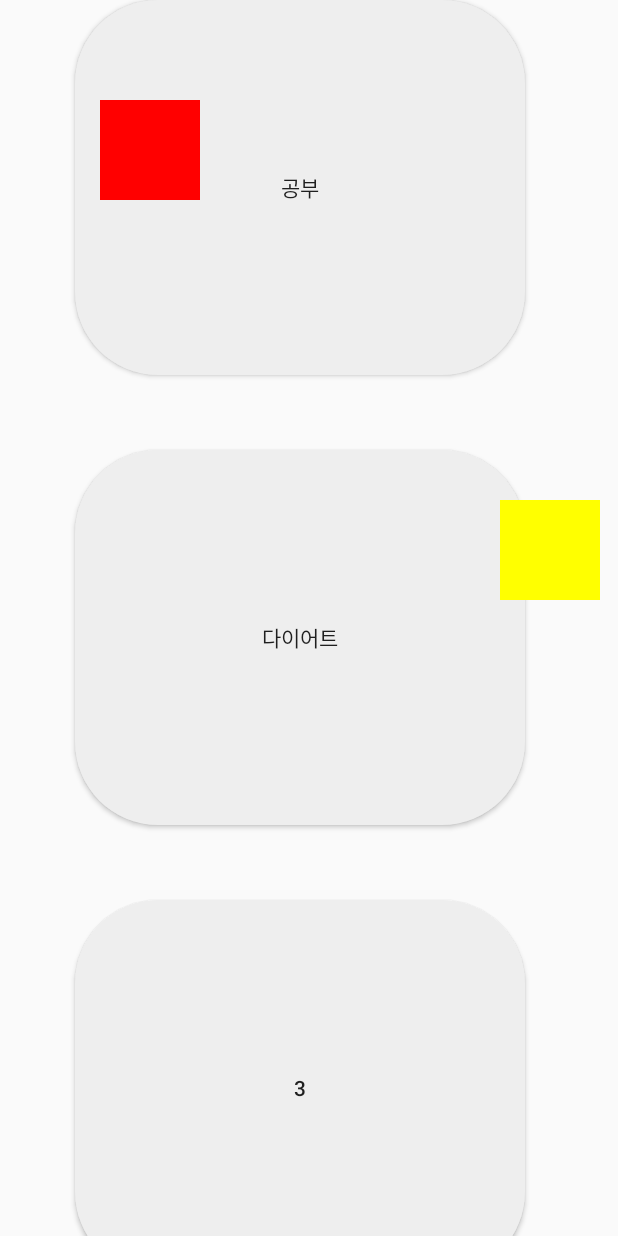
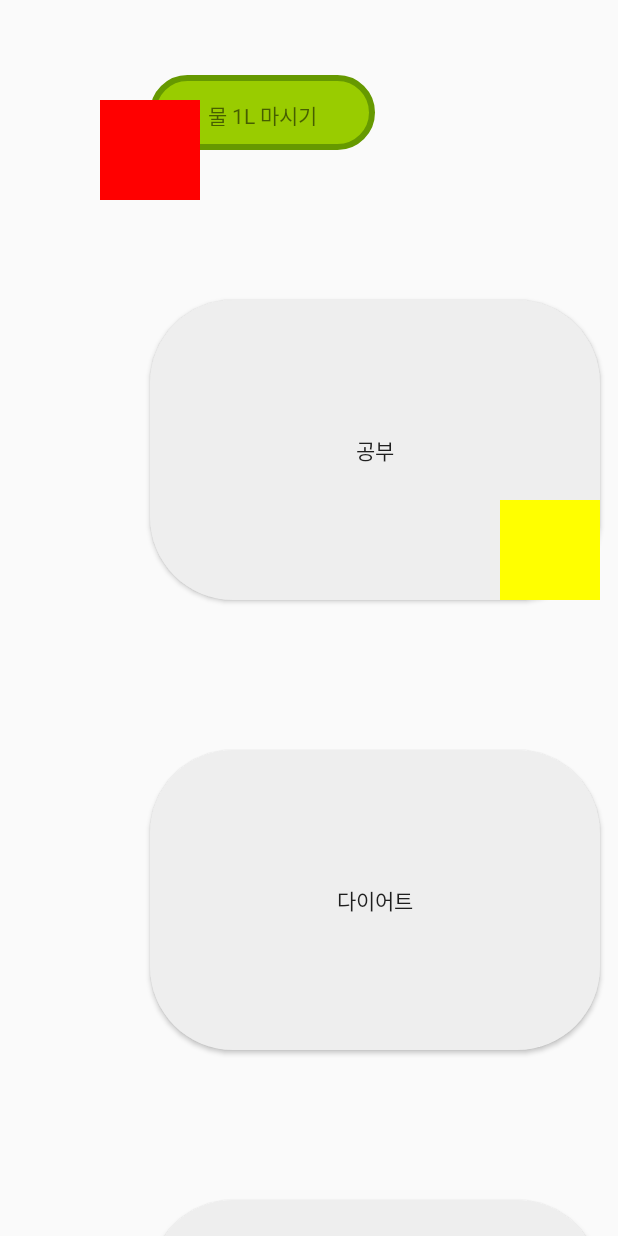
Before and after one commit to kshjaing/Dotive, an Android app: the screen it shows after launch (MainActivity), on a phone screen of 412 x 824 dp. Run offline under Robolectric (Android 15) with nearby library versions, the phone set to English and light mode, and no system bars; Roboto replaces fonts that are not available here; 1 statement that could not run was skipped.

Commit message:
textview를 제목으로 여러 설정 추가
textview를 제목 (ex 물 1L 마시기 )

```diff
--- /dev/null
+++ b/app/src/main/assets/font/font.xml
@@ -0,0 +1,8 @@
+<?xml version="1.0" encoding="utf-8"?>
+<font-family xmlns:android="http://schemas.android.com/apk/res/android">
+
+    <font
+        android:fontStyle="normal"
+        android:fontWeight="400"
+        android:font="@font/katuri" />
+</font-family>
--- a/app/src/main/java/com/example/dotive/MainActivity.java
+++ b/app/src/main/java/com/example/dotive/MainActivity.java
@@ -4,13 +4,16 @@ import androidx.appcompat.app.AppCompatActivity;
 import androidx.core.content.ContextCompat;
 
 import android.content.Intent;
+import android.graphics.Typeface;
 import android.os.Bundle;
 import android.util.TypedValue;
+import android.view.Gravity;
 import android.view.View;
 import android.widget.Button;
 import android.widget.FrameLayout;
 import android.widget.LinearLayout;
 import android.widget.ScrollView;
+import android.widget.TextView;
 
 /* 최종목표가 표시될 곳
 * 편집 버튼 (or + 버튼)을 눌러 최종목표를 만들어 이 페이지에 표시된다.
@@ -37,6 +40,7 @@ public class MainActivity extends AppCompatActivity {
     Button button4;
     Button button5;
     Button button6;
+    TextView textView1;
 
     @Override
     protected void onCreate(Bundle savedInstanceState) {
@@ -73,6 +77,9 @@ public class MainActivity extends AppCompatActivity {
         button5 = new Button(this);
         button6 = new Button(this);
 
+        //버튼위에 제목 (물 1L 마시기 등)
+        textView1 = new TextView(this);
+
         //집합처럼 View를 순서대로 추가중. 마지막에 버튼들.
         //frameLayout에 2개를 추가했다는 점. (이 부분이 버튼과, Paint 를 동시에 보이게 해줌.)
         scrollView1.addView(frameLayout);
@@ -80,6 +87,8 @@ public class MainActivity extends AppCompatActivity {
         frameLayout.addView(view); //이 view는 CustomView.java에서 가져옴.
         linearLayout.addView(scrollView);
         scrollView.addView(linearLayout2);
+
+        linearLayout2.addView(textView1);
 
         linearLayout2.addView(button1);
         linearLayout2.addView(button2);
@@ -89,30 +98,56 @@ public class MainActivity extends AppCompatActivity {
         linearLayout2.addView(button6);
 
 
+
+        //java 코드로 폰트 설정 (xml 에서 fontFamily)
+        Typeface typeface = Typeface.createFromAsset(getAssets(),"font/katuri.ttf");
+        //버튼 명, 버튼 id 설정
+
         button1.setText("공부");
         button1.setId(R.id.btn1);
+        button1.setTypeface(typeface);
 
         button2.setText("다이어트");
         button2.setId(R.id.btn2);
+        button2.setTypeface(typeface);
 
         button3.setText("3");
         button3.setId(R.id.btn3);
+        button3.setTypeface(typeface);
 
         button4.setText("4");
         button4.setId(R.id.btn4);
+        button4.setTypeface(typeface);
 
         button5.setText("5");
         button5.setId(R.id.btn5);
+        button5.setTypeface(typeface);
 
         button6.setText("6");
         button6.setId(R.id.btn6);
+        button6.setTypeface(typeface);
+
+        textView1.setText("물 1L 마시기");
+        textView1.setId(R.id.textView1);
+        textView1.setTypeface(typeface);
 
         //이렇게 안하면 픽셀로 값이 저장되기에 dp로 계산하는 것. value에서 원하는 숫자로 고치면 됨.
         //dp 값으로 가져오기
         int width = (int) TypedValue.applyDimension(TypedValue.COMPLEX_UNIT_DIP,300,getResources().getDisplayMetrics());
-        int height = (int) TypedValue.applyDimension(TypedValue.COMPLEX_UNIT_DIP,250,getResources().getDisplayMetrics());
+        int height = (int) TypedValue.applyDimension(TypedValue.COMPLEX_UNIT_DIP,200,getResources().getDisplayMetrics());
+
+        int textView_width = (int) TypedValue.applyDimension(TypedValue.COMPLEX_UNIT_DIP,150,getResources().getDisplayMetrics());
+        int textView_height = (int) TypedValue.applyDimension(TypedValue.COMPLEX_UNIT_DIP,50,getResources().getDisplayMetrics());
+
         int btn_margin_left = (int) TypedValue.applyDimension(TypedValue.COMPLEX_UNIT_DIP,50,getResources().getDisplayMetrics());
         int btn_margin_bottom = (int) TypedValue.applyDimension(TypedValue.COMPLEX_UNIT_DIP,50,getResources().getDisplayMetrics());
+        //2020_06_06 (마진 top을 주어 버튼을 좀 아래로 내리고 그 위에 또 버튼을 만들어 제목을 부여한다. (ex: 물 1L 마시기))
+        int btn_margin_top = (int) TypedValue.applyDimension(TypedValue.COMPLEX_UNIT_DIP,50,getResources().getDisplayMetrics());
+
+        //textView만 따로 마진값을 준다.
+        int textView_btn_margin_left = (int) TypedValue.applyDimension(TypedValue.COMPLEX_UNIT_DIP,100,getResources().getDisplayMetrics());
+        int textView_btn_margin_bottom = (int) TypedValue.applyDimension(TypedValue.COMPLEX_UNIT_DIP,50,getResources().getDisplayMetrics());
+        int textView_btn_margin_top = (int) TypedValue.applyDimension(TypedValue.COMPLEX_UNIT_DIP,50,getResources().getDisplayMetrics());
 
         //dp 값으로 가져오기 또 다른 방법
 
@@ -138,6 +173,11 @@ public class MainActivity extends AppCompatActivity {
         button6.setWidth(width);
         button6.setHeight(height);
 
+        textView1.setWidth(textView_width);
+        textView1.setHeight(textView_height);
+        //Gravity 속성 가운데 정렬 (버튼과 다르게 직접 설정해줘야 글씨가 가운데로 온다.)
+        textView1.setGravity(Gravity.CENTER);
+
         //버튼 백그라운드 설정 = radius 값 설정을 위해 필요 (버튼 둥글게 하기 위해 xml으로 새로 짜야함)
         button1.setBackgroundDrawable(ContextCompat.getDrawable(this,R.drawable.radius));
         button2.setBackgroundDrawable(ContextCompat.getDrawable(this,R.drawable.radius));
@@ -146,6 +186,7 @@ public class MainActivity extends AppCompatActivity {
         button5.setBackgroundDrawable(ContextCompat.getDrawable(this,R.drawable.radius));
         button6.setBackgroundDrawable(ContextCompat.getDrawable(this,R.drawable.radius));
 
+        textView1.setBackgroundDrawable(ContextCompat.getDrawable(this,R.drawable.textview_custom_css));
 
         //마진 설정을 위해 (마진을 Layout에서 부모값을 정하고 그곳에 마진을 아까 dp 계산한 int값으로 지정.)
         LinearLayout.LayoutParams LinearParams = new LinearLayout.LayoutParams(
@@ -153,8 +194,10 @@ public class MainActivity extends AppCompatActivity {
                 LinearLayout.LayoutParams.WRAP_CONTENT
         );
 
+        //마진값 dp로 설정해주는중. 버튼에 적용
         LinearParams.leftMargin = btn_margin_left; //size
         LinearParams.bottomMargin = btn_margin_bottom;
+        LinearParams.topMargin = btn_margin_top;
 
         //각각의 버튼들에게 위에 계산된 마진을 추가해줌.
         button1.setLayoutParams(LinearParams);
@@ -164,6 +207,13 @@ public class MainActivity extends AppCompatActivity {
         button4.setLayoutParams(LinearParams);
         button5.setLayoutParams(LinearParams);
         button6.setLayoutParams(LinearParams);
+
+        //마진값 dp로 설정해주는중. textview 적용 (물 1L 마시기)
+        LinearParams.leftMargin = textView_btn_margin_left; //size
+        LinearParams.bottomMargin = textView_btn_margin_bottom;
+        LinearParams.topMargin = textView_btn_margin_top;
+
+        textView1.setLayoutParams(LinearParams);
 
         button1.setOnClickListener(new View.OnClickListener() {
             @Override
@@ -186,28 +236,5 @@ public class MainActivity extends AppCompatActivity {
         //제일 위에 있는 스크롤뷰를 뿌려야 차례대로 자식view들이 보인다. (중간꺼든 다른거 넣으면 페이탈 에러)
         setContentView(scrollView1);
         //setContentView(R.layout.activity_main);
-
-        /*//최종목표 버튼 --> 다이어트 , 공부
-
-        final Button btn1 = (Button)findViewById(R.id.btn1); //다이어트
-        final Button btn2 = (Button)findViewById(R.id.btn2); //공부
-
-        btn1.setOnClickListener(new View.OnClickListener() {
-            @Override
-            public void onClick(View v) {
-                Intent intent = new Intent(MainActivity.this, HabitActivity.class);
-                intent.putExtra("Final_Target",btn1.getText()); //버튼의 이름을 HabitActivity에 전달.
-                startActivity(intent);
-            }
-        });
-
-        btn2.setOnClickListener(new View.OnClickListener() {
-            @Override
-            public void onClick(View v) {
-                Intent intent = new Intent(MainActivity.this, HabitActivity.class);
-                intent.putExtra("Final_Target",btn2.getText()); //버튼의 이름을 HabitActivity에 전달.
-                startActivity(intent);
-            }
-        });*/
     }
 }
--- /dev/null
+++ b/app/src/main/res/drawable/textview_custom_css.xml
@@ -0,0 +1,20 @@
+<?xml version="1.0" encoding="utf-8"?>
+<selector xmlns:android="http://schemas.android.com/apk/res/android">
+
+    <item android:state_focused="false" android:state_pressed="false">
+
+        <shape>
+            <padding android:bottom="16dp" android:left="16dp" android:right="16dp" android:top="16dp" />
+            <solid android:color="@android:color/holo_green_light" />
+            <stroke android:color="@android:color/holo_green_dark"
+                android:width="4dp"/>
+            <corners android:radius="70dp" />
+        </shape>
+    </item>
+</selector>
+
+<!-- padding 태그 == 버튼의 패딩 -->
+<!-- solid 태그 == 버튼의 색상 -->
+<!-- stroke 태그 == 버튼의 테두리 -->
+<!-- corners 태그 == 모서리를 둥글게 하는 정도 (이걸 이용하여 점선 테두리 등을 구현),
+(또는 원하는 모서리만 둥글게 표현 가능)-->
--- a/app/src/main/res/layout/activity_main.xml
+++ b/app/src/main/res/layout/activity_main.xml
@@ -93,6 +93,12 @@
                         android:fontFamily="@font/katuri"
                         android:text="다이어트5" />
 
+                    <TextView
+                        android:id="@+id/textView1"
+                        android:layout_width="match_parent"
+                        android:layout_height="wrap_content"
+                        android:text="TextView" />
+
                 </LinearLayout>
             </ScrollView>
         </LinearLayout>
```
Also changed, not shown: 1 other file.
